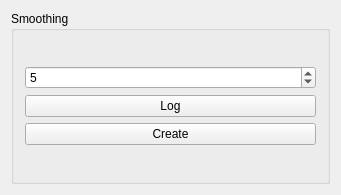
First picture: the form in convexToolbar.ui, repository peetwriter/FlipperConvexPlugin, before the edit.
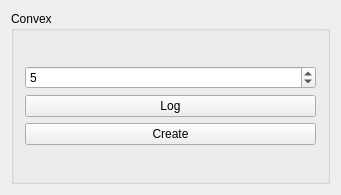
Second picture: the form after the edit.

```diff
--- a/convexToolbar.ui
+++ b/convexToolbar.ui
@@ -17,7 +17,7 @@
    <item>
     <widget class="QGroupBox" name="groupBox_2">
      <property name="title">
-      <string>Smoothing</string>
+      <string>Convex</string>
      </property>
      <layout class="QVBoxLayout" name="verticalLayout_6">
       <item>
```
